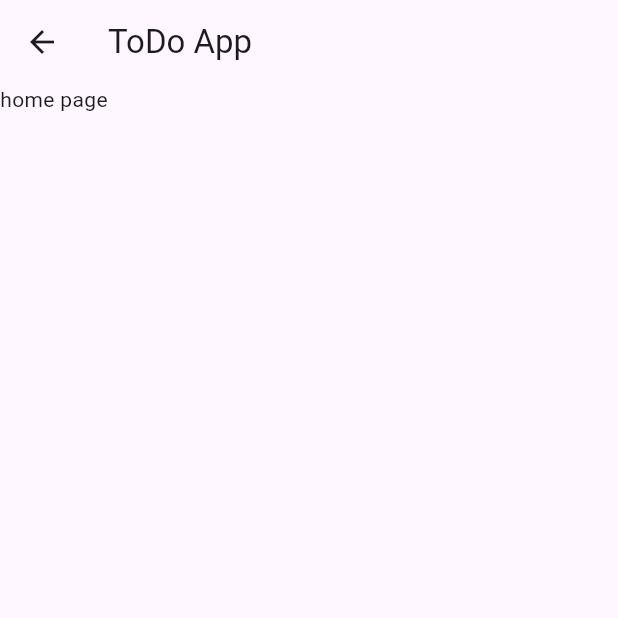
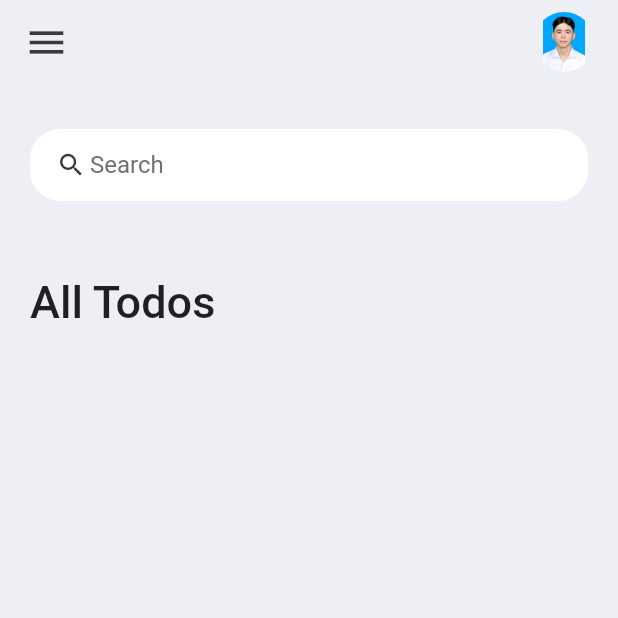
Before and after one commit to ngthminhdev/flutter-todo-app, a Flutter app: the Home screen opened directly, on a phone screen of 412 x 824 dp, the top half of it. Run offline on Flutter 3.47's test engine with Material 2 defaults, Android fonts, the phone set to English and light mode, and no system bars.

Commit message:
feat/create home screen

```diff
--- a/lib/main.dart
+++ b/lib/main.dart
@@ -1,4 +1,6 @@
 import 'package:flutter/material.dart';
+import 'package:flutter/services.dart';
+import 'package:todo_app/screens/home.screen.dart';
 
 void main() {
   runApp(const MyApp());
@@ -9,13 +11,12 @@ class MyApp extends StatelessWidget {
 
   @override
   Widget build(BuildContext context) {
+    SystemChrome.setSystemUIOverlayStyle(
+        SystemUiOverlayStyle(statusBarColor: Colors.transparent));
     return MaterialApp(
       title: 'Flutter Demo',
-      theme: ThemeData(
-        colorScheme: ColorScheme.fromSeed(seedColor: Colors.deepPurple),
-        useMaterial3: true,
-      ),
-      home: const MyHomePage(title: 'Flutter Demo Home Page'),
+      home: const Home(),
+      debugShowCheckedModeBanner: false,
     );
   }
 }
--- a/lib/screens/home.screen.dart
+++ b/lib/screens/home.screen.dart
@@ -1,17 +1,76 @@
 import 'package:flutter/material.dart';
+import 'package:todo_app/constants/colors.constant.dart';
 
 class Home extends StatelessWidget {
-  const Home({super.key});
+  const Home({Key? key});
 
   @override
   Widget build(BuildContext context) {
     return Scaffold(
-      appBar: AppBar(
-        title: Text('ToDo App'),
-      ),
+      backgroundColor: tdBGColor,
+      appBar: _buidAppBar(),
       body: Container(
-        child: Text('home page'),
+        margin: EdgeInsets.only(top: 15),
+        padding: EdgeInsets.symmetric(horizontal: 20, vertical: 15),
+        child: Column(children: [
+          searchBox(),
+          Expanded(
+            child: ListView(
+              children: [
+                Container(
+                  margin: EdgeInsets.only(top: 50, bottom: 20),
+                  child: Text(
+                    'All Todos',
+                    style: TextStyle(fontSize: 30, fontWeight: FontWeight.w500),
+                  ),
+                )
+              ],
+            ),
+          )
+        ]),
       ),
     );
   }
+
+  AppBar _buidAppBar() {
+    return AppBar(
+      backgroundColor: tdBGColor,
+      elevation: 0,
+      title: Row(mainAxisAlignment: MainAxisAlignment.spaceBetween, children: [
+        Icon(
+          Icons.menu,
+          color: tdBlack,
+          size: 30,
+        ),
+        Container(
+          height: 40,
+          width: 40,
+          child: ClipRRect(
+              borderRadius: BorderRadius.circular(50),
+              child: Image.asset('assets/images/anhThe.jpg')),
+        )
+      ]),
+    );
+  }
 }
+
+Widget searchBox() {
+  return Container(
+    padding: EdgeInsets.symmetric(horizontal: 15),
+    decoration: BoxDecoration(
+        color: Colors.white, borderRadius: BorderRadius.circular(20)),
+    child: TextField(
+      decoration: InputDecoration(
+          contentPadding: EdgeInsets.all(0),
+          prefixIcon: Icon(
+            Icons.search,
+            color: tdBlack,
+            size: 20,
+          ),
+          prefixIconConstraints: BoxConstraints(maxHeight: 20, minWidth: 25),
+          border: InputBorder.none,
+          hintText: 'Search',
+          hintStyle: TextStyle(color: tdGrey)),
+    ),
+  );
+}
--- a/pubspec.yaml
+++ b/pubspec.yaml
@@ -59,7 +59,8 @@ flutter:
   uses-material-design: true
 
   # To add assets to your application, add an assets section, like this:
-  # assets:
+  assets:
+    - assets/images/
   #   - images/a_dot_burr.jpeg
   #   - images/a_dot_ham.jpeg
 
```
Also changed, not shown: assets/images/anhThe.jpg (added).
